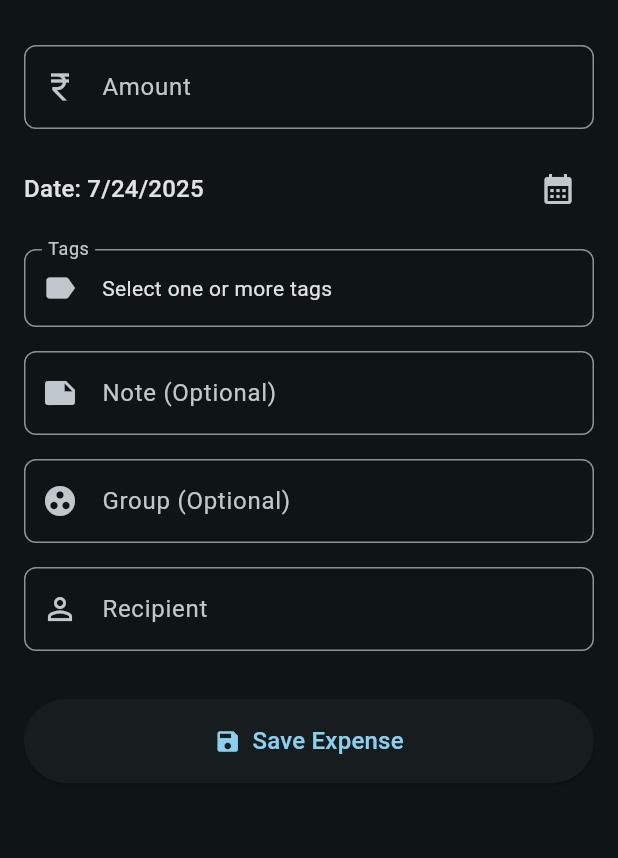
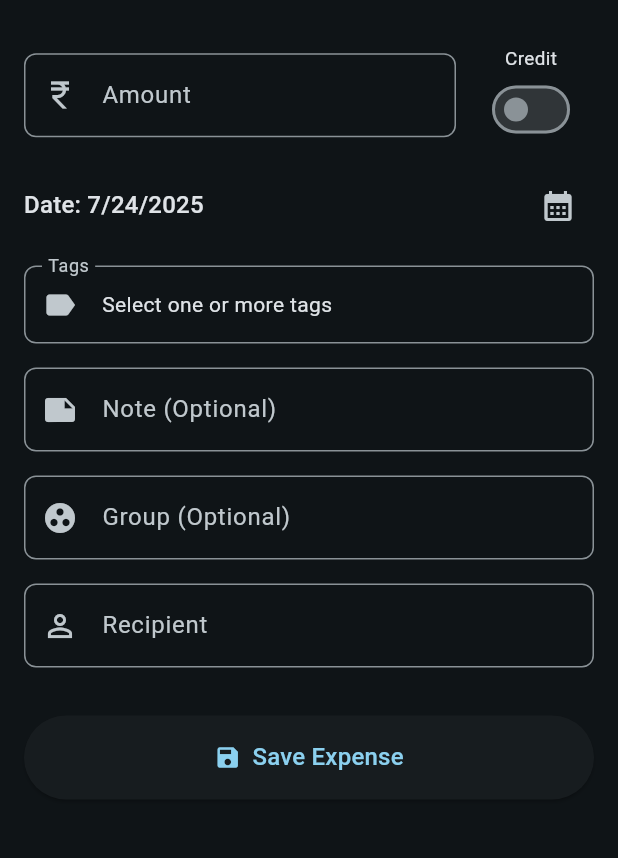
Before and after one commit to MellowMancer/fynans, a Flutter app: the screen it shows after launch, after a tap on the "add" icon, on a phone screen of 412 x 824 dp, the part 63-921 px from its top. Run offline on Flutter 3.47's test engine with Material 3 defaults, Android fonts, the phone set to English and light mode, and no system bars; our stand-ins replace bloc, fl_chart, flutter_bloc, isar, permission_handler, shared_preferences; missing offline and left inert: flutter_sms_inbox, wheel_picker; accounts and stored records are empty; generated files the repository leaves out were written again.

Commit message:
Added logic for credit transactions

```diff
--- a/lib/main_screen.dart
+++ b/lib/main_screen.dart
@@ -2,6 +2,9 @@ import 'package:flutter/material.dart';
 import 'package:fynans/screens/expenses_list_screen.dart';
 import 'package:fynans/screens/analytics_screen.dart';
 import 'package:fynans/screens/advanced_view.dart';
+import 'package:fynans/services/read_sms_service.dart';
+import 'package:fynans/services/sms_parser_service.dart';
+import 'package:fynans/screens/test_sms_screen.dart';
 
 class MainScreen extends StatefulWidget {
   const MainScreen({super.key});
@@ -12,12 +15,41 @@ class MainScreen extends StatefulWidget {
 
 class _MainScreenState extends State<MainScreen> {
   int _selectedIndex = 0;
+  final _readSmsService = ReadSmsService();
+  final _smsParserService = SmsParserService();
 
   static const List<Widget> _widgetOptions = <Widget>[
     ExpensesListScreen(),
     AdvancedViewScreen(),
     AnalyticsScreen(),
+    TestSmsScreen(),
   ];
+
+  @override
+  void initState() {
+    super.initState();
+    // _readAndFilterSms();
+  }
+
+  // void _readAndFilterSms() async {
+  //   final newMessages = await _readSmsService.getNewSms();
+
+  //   // 2. Filter for transaction messages using our parser service.
+  //   final transactionMessages = newMessages.where((msg) {
+  //     if (msg.body == null) return false;
+  //     return _smsParserService.isTransactionSms(msg.body!);
+  //   }).toList();
+
+  //   if (mounted) {
+  //     debugPrint('Found ${transactionMessages.length} new transaction messages.');
+
+  //     for (var message in transactionMessages) {
+  //       debugPrint('--- Transaction SMS ---');
+  //       debugPrint('From: ${message.sender}, Body: ${message.body}');
+  //       // TODO: Parse amount, recipient, etc., and save to Isar.
+  //     }
+  //   }
+  // }
 
   void _onItemTapped(int index) {
     setState(() {
@@ -42,6 +74,10 @@ class _MainScreenState extends State<MainScreen> {
             icon: Icon(Icons.pie_chart_outline),
             label: 'Analytics',
           ),
+          BottomNavigationBarItem(
+            icon: Icon(Icons.settings),
+            label: 'TestSMS',
+          ),
         ],
         currentIndex: _selectedIndex,
         onTap: _onItemTapped,
--- a/lib/models/expense.dart
+++ b/lib/models/expense.dart
@@ -20,4 +20,7 @@ class Expense {
 
   @Index(type: IndexType.value, caseSensitive: false)
   late String recipient;
+
+  @Index()
+  bool isCredit = false;
 }
--- a/lib/models/monthly_summary.dart
+++ b/lib/models/monthly_summary.dart
@@ -1,24 +1,33 @@
+import 'package:flutter/foundation.dart';
 import 'package:fynans/models/expense.dart';
 
 class MonthlySummary {
   final double total;
+  final double totalIncome;
+  final double totalExpenses;
   final Map<String, double> topTags;
   final Map<String, double> topGroups;
 
   MonthlySummary({
     required this.total,
+    required this.totalIncome,
+    required this.totalExpenses,
     required this.topTags,
     required this.topGroups,
   });
 
   factory MonthlySummary.fromExpenses(List<Expense> expenses) {
-    double total = 0;
+    double income = 0;
+    double spent = 0;
     final Map<String, double> tagSpending = {};
     final Map<String, double> groupSpending = {};
 
     for (var expense in expenses) {
-      total += expense.amount;
-
+      if (expense.isCredit) {
+        income += expense.amount;
+      } else {
+        spent += expense.amount;
+        // Only track spending for top groups/tags
         for (var tag in expense.tags) {
           final cleanTag = tag.trim().toLowerCase();
           if (cleanTag.isNotEmpty) {
@@ -32,13 +41,15 @@ class MonthlySummary {
           }
         }
       }
+    }
 
     final sortedTags = tagSpending.entries.toList()..sort((a, b) => b.value.compareTo(a.value));
-    final topTags = Map.fromEntries(sortedTags.take(4));
+    final topTags = Map.fromEntries(sortedTags.take(3));
 
     final sortedGroups = groupSpending.entries.toList()..sort((a, b) => b.value.compareTo(a.value));
-    final topGroups = Map.fromEntries(sortedGroups.take(4));
+    final topGroups = Map.fromEntries(sortedGroups.take(3));
 
-    return MonthlySummary(total: total, topTags: topTags, topGroups: topGroups);
+    return MonthlySummary(
+        total: income - spent, totalIncome: income, totalExpenses: spent, topTags: topTags, topGroups: topGroups);
   }
 }
--- a/lib/screens/add_expense_screen.dart
+++ b/lib/screens/add_expense_screen.dart
@@ -23,6 +23,9 @@ class _AddExpenseScreenState extends State<AddExpenseScreen> {
   List<String> _allTags = [];
   List<String> _existingGroups = [];
   List<String> _existingRecipients = [];
+  bool _creditFlag = false;
+  String recipient = '';
+
 
   @override
   void initState() {
@@ -67,8 +70,7 @@ class _AddExpenseScreenState extends State<AddExpenseScreen> {
 
   void _saveExpense() async {
     if (_formKey.currentState!.validate()) {
-      final groupInputString =
-          _groupController.text; // Assuming you have a TextEditingController
+      final groupInputString = _groupController.text;
       final List<String> groups = groupInputString
           .split(',')
           .map((g) => g.trim())
@@ -81,9 +83,11 @@ class _AddExpenseScreenState extends State<AddExpenseScreen> {
         ..tags = _selectedTags
         ..note = _noteController.text.isNotEmpty ? _noteController.text : null
         ..group = groups
-        ..recipient = _recipientController.text.trim();
+        ..recipient = _recipientController.text.trim()
+        ..isCredit = _creditFlag;
 
       await isarService.saveExpense(newExpense);
+
 
       // Check if the widget is still in the tree before using its context.
       if (!mounted) return;
@@ -100,7 +104,9 @@ class _AddExpenseScreenState extends State<AddExpenseScreen> {
       setState(() {
         _selectedTags.clear();
         _selectedDate = DateTime.now();
-        _tagFormFieldKey.currentState?.didChange([]);
+        _creditFlag = false;
+        _recipientController.text = '';
+        _tagFormFieldKey.currentState?.didChange(<String>[]);
       });
       FocusScope.of(context).unfocus();
       _loadSuggestions();
@@ -139,7 +145,10 @@ class _AddExpenseScreenState extends State<AddExpenseScreen> {
           child: Column(
             crossAxisAlignment: CrossAxisAlignment.stretch,
             children: [
-              TextFormField(
+              Row(
+                children: [
+                  Expanded(
+                    child: TextFormField(
                       controller: _amountController,
                       decoration: const InputDecoration(
                         labelText: 'Amount',
@@ -149,11 +158,31 @@ class _AddExpenseScreenState extends State<AddExpenseScreen> {
                         decimal: true,
                       ),
                       inputFormatters: [
-                  FilteringTextInputFormatter.allow(RegExp(r'^\d+\.?\d{0,2}')),
+                        FilteringTextInputFormatter.allow(
+                          RegExp(r'^\d+\.?\d{0,2}'),
+                        ),
                       ],
                       validator: (value) => (value == null || value.isEmpty)
                           ? 'Please enter an amount'
                           : null,
+                    ),
+                  ),
+                  const SizedBox(width: 20),
+                  Column(
+                    children: [
+                      const Text('Credit', textScaler: TextScaler.linear(0.9)),
+                      const SizedBox(height: 1),
+                      Switch(
+                        value: _creditFlag,
+                        onChanged: (value) => setState(() {
+                          _creditFlag = value;
+                          _recipientController.text = value ? 'Me' : '';
+                        }),
+                      ),
+                    ],
+                  ),
+                  const SizedBox(width: 12),
+                ],
               ),
               const SizedBox(height: 16),
               Row(
@@ -236,8 +265,6 @@ class _AddExpenseScreenState extends State<AddExpenseScreen> {
                       focusNode,
                       onFieldSubmitted,
                     ) {
-                      // We need to manually assign the controller to our state's controller
-                      _groupController.value = textEditingController.value;
                       return TextFormField(
                         controller: _groupController,
                         focusNode: focusNode,
@@ -273,9 +300,10 @@ class _AddExpenseScreenState extends State<AddExpenseScreen> {
                       focusNode,
                       onFieldSubmitted,
                     ) {
-                      _recipientController.value = textEditingController.value;
+                      // _recipientController.value = textEditingController.value;
                       return TextFormField(
                         controller: _recipientController,
+                        readOnly: _creditFlag,
                         focusNode: focusNode,
                         onFieldSubmitted: (String value) {
                           onFieldSubmitted();
--- a/lib/screens/expenses_list_screen.dart
+++ b/lib/screens/expenses_list_screen.dart
@@ -36,8 +36,6 @@ class _ExpensesListScreenState extends State<ExpensesListScreen> {
 
   @override
   Widget build(BuildContext context) {
-    // If there are no months to display, show a safe empty state.
-    // This prevents RangeErrors if the _months list is empty.
     if (_months.isEmpty) {
       return Scaffold(
         appBar: AppBar(title: const Text('Monthly Overview')),
@@ -70,7 +68,7 @@ class _ExpensesListScreenState extends State<ExpensesListScreen> {
       body: Column(
         children: [
           SizedBox(
-            height: 240, // Height for the summary card PageView
+            height: 320,
             child: PageView.builder(
               controller: _pageController,
               itemCount: _months.length,
@@ -146,13 +144,18 @@ class _ExpensesListScreenState extends State<ExpensesListScreen> {
             child: Column(
               crossAxisAlignment: CrossAxisAlignment.start,
               children: [
-                FittedBox(
-                  fit: BoxFit.scaleDown,
-                  child: Text(DateFormat.yMMMM().format(month), style: Theme.of(context).textTheme.headlineSmall),
+                Text(DateFormat.yMMMM().format(month), style: Theme.of(context).textTheme.headlineSmall),
+                const SizedBox(height: 12),
+                Row(
+                  children: [
+                    _buildFlowIndicator(context, title: 'Inflow', amount: summary.totalIncome, color: Colors.green.shade300),
+                    const SizedBox(width: 8),
+                    _buildFlowIndicator(context, title: 'Outflow', amount: summary.totalExpenses, color: Colors.red.shade300),
+                  ],
                 ),
-                const SizedBox(height: 8),
-                Text('₹${summary.total.toStringAsFixed(2)}', style: Theme.of(context).textTheme.displaySmall?.copyWith(fontWeight: FontWeight.bold)),
-                const SizedBox(height: 16),
+                const SizedBox(height: 12),
+                const Divider(),
+                const SizedBox(height: 12),
                 Expanded(
                   child: Row(
                     children: [
@@ -167,6 +170,29 @@ class _ExpensesListScreenState extends State<ExpensesListScreen> {
           ),
         );
       },
+    );
+  }
+
+  Widget _buildFlowIndicator(BuildContext context, {required String title, required double amount, required Color color}) {
+    return Expanded(
+      child: Container(
+        padding: const EdgeInsets.all(12),
+        decoration: BoxDecoration(
+          color: const Color.fromARGB(255, 45, 45, 45),
+          borderRadius: BorderRadius.circular(8),
+        ),
+        child: Column(
+          crossAxisAlignment: CrossAxisAlignment.start,
+          children: [
+            Text(title, style: Theme.of(context).textTheme.labelLarge?.copyWith(color: Colors.white70)),
+            const SizedBox(height: 4),
+            FittedBox(
+              fit: BoxFit.scaleDown,
+              child: Text('₹${amount.toStringAsFixed(2)}', style: Theme.of(context).textTheme.titleLarge?.copyWith(color: color, fontWeight: FontWeight.bold)),
+            ),
+          ],
+        ),
+      ),
     );
   }
 
```
Also changed, not shown: lib/services/isar_service.dart (+20 -3 lines), lib/models/expense.g.dart. Lines whose indentation alone changed are shown as unchanged.
